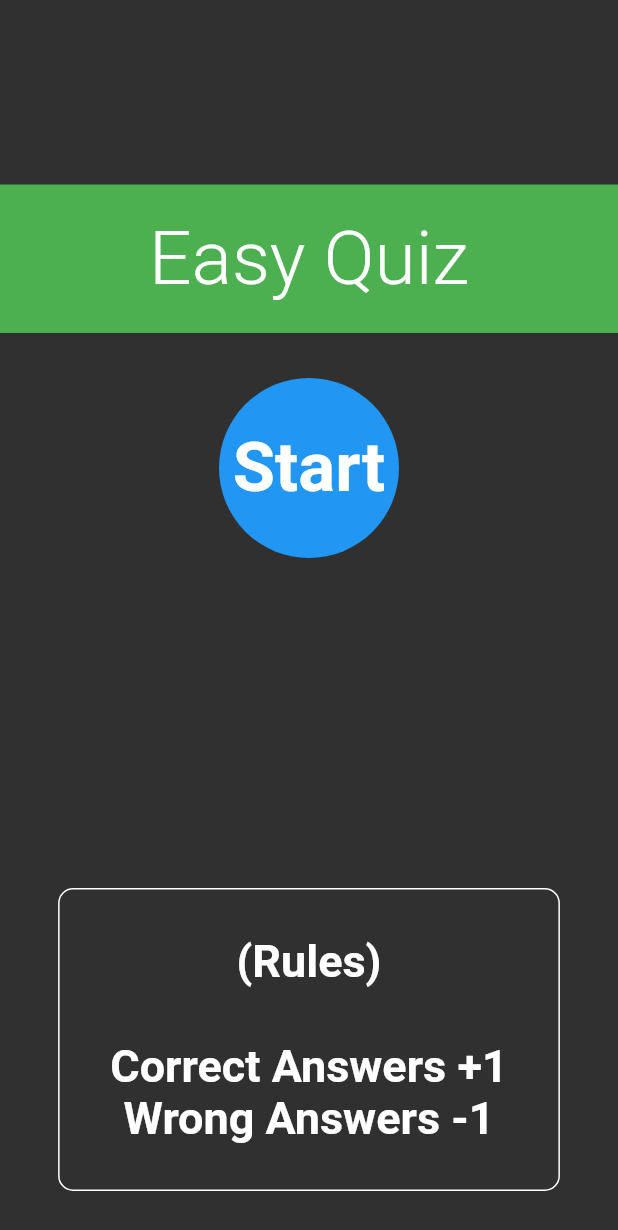
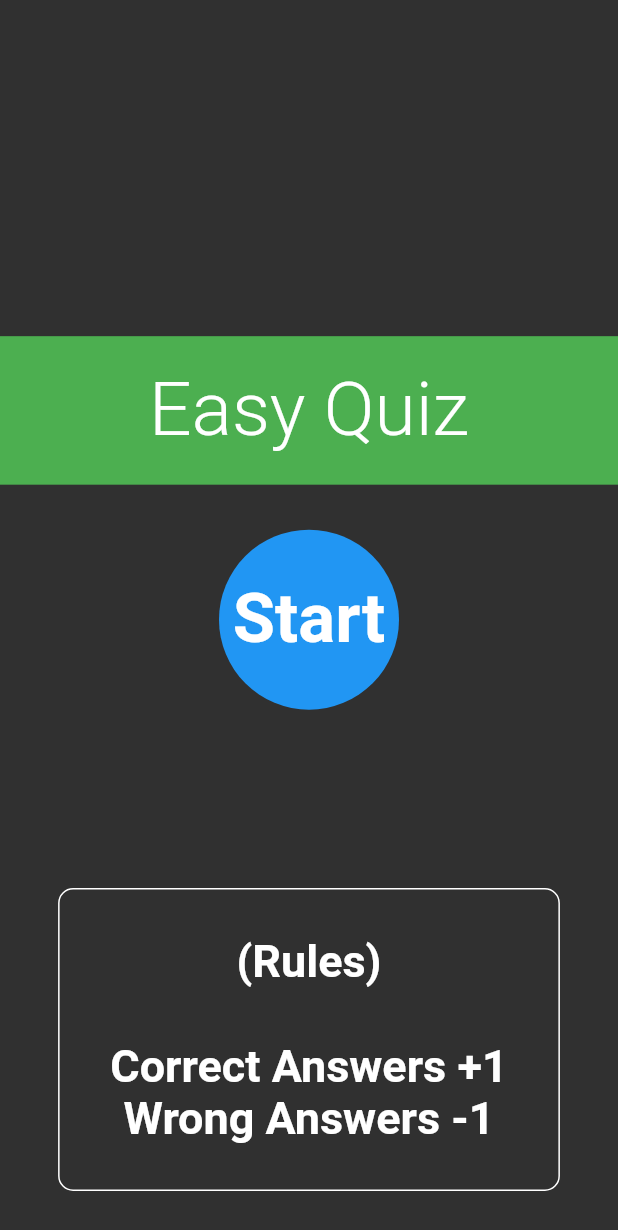
Before and after one commit to Byron-TheDev/test_app_ani, a Flutter app: the screen it shows after launch, on a phone screen of 412 x 824 dp. Shown: the top 1230 px of the screen. Run offline on Flutter 3.47's test engine with Material 2 defaults, Android fonts, the phone set to English and light mode, and no system bars.

Commit message:
first commit

```diff
--- a/lib/screens/first_screen.dart
+++ b/lib/screens/first_screen.dart
@@ -31,7 +31,7 @@ class FirstScreen extends StatelessWidget {
               },
             ),
             SizedBox(
-              height: 200,
+              height: MediaQuery.of(context).size.height * .12,
             ),
             Container(
               margin: EdgeInsets.only(top: 20, bottom: 30),
--- a/lib/screens/quiz_screen.dart
+++ b/lib/screens/quiz_screen.dart
@@ -52,7 +52,7 @@ class _QuizPageState extends State<QuizPage>
   void buttonFunction(bool trueOrFalse) {
     setState(() {
       if (index >= questionsAns.length - 1) {
-        score += 1;
+        questionsAns[index]['ans'] != trueOrFalse ? score = score : score += 1;
         controller.stop();
         Navigator.pushReplacementNamed(context, ScorePage.route,
             arguments: score);
```
